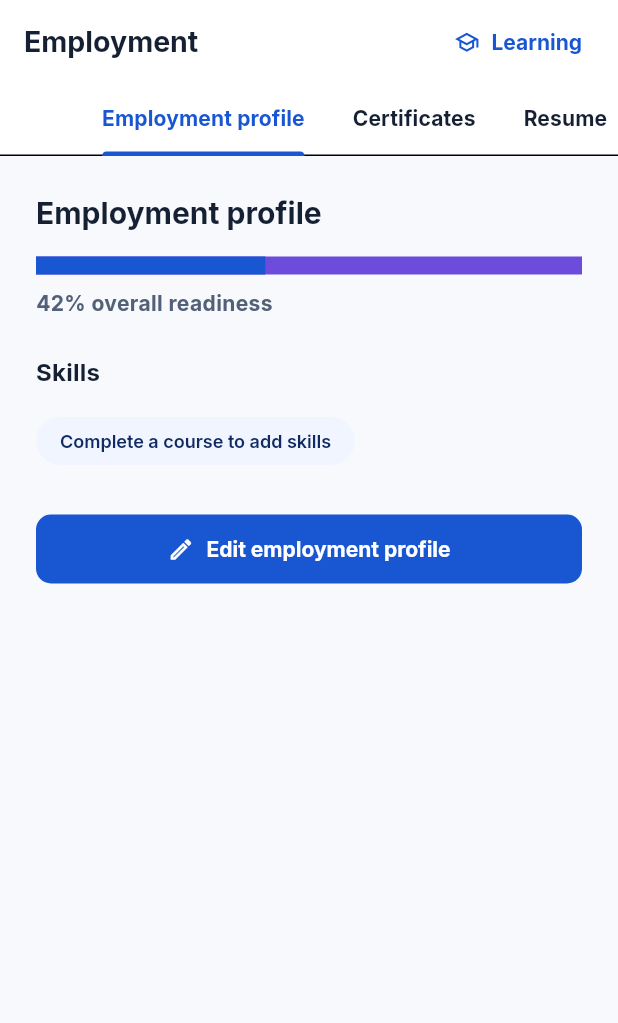
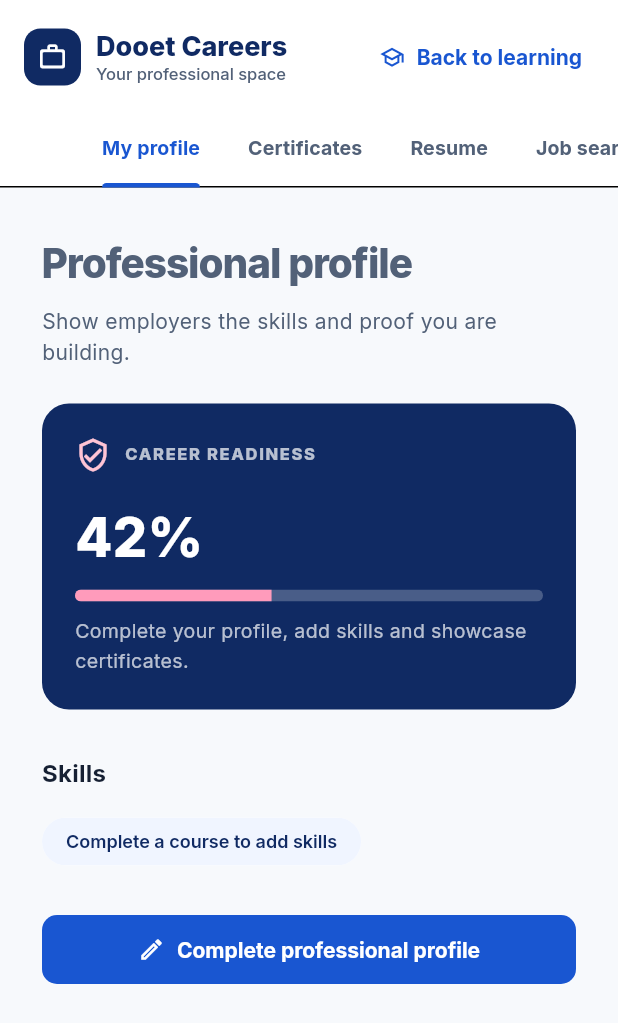
Before and after one commit to kartikpuranik18-glitch/doeet, a Flutter app: the CareerScreen screen opened by its route, on a phone screen of 412 x 824 dp. Shown: the top 1023 px of the screen. Run offline on Flutter 3.47's test engine with Material 3 defaults, Android fonts, the phone set to English and light mode, and no system bars; our stand-ins replace cloud_firestore, cloud_functions, firebase_auth, firebase_core, fl_chart, flutter_animate and 10 more; accounts and stored records are empty; statements that could not run were skipped.

Commit message:
feat: redesign Dooet learning and careers experience

```diff
--- a/lib/features/career/presentation/career_screen.dart
+++ b/lib/features/career/presentation/career_screen.dart
@@ -36,20 +36,33 @@ class _CareerScreenState extends ConsumerState<CareerScreen>
     return Scaffold(
       backgroundColor: AppColors.bg,
       appBar: AppBar(
-        title: const Text('Employment'),
+        toolbarHeight: 76,
+        title: const Row(mainAxisSize: MainAxisSize.min, children: [
+          _CareerMark(),
+          SizedBox(width: 10),
+          Column(crossAxisAlignment: CrossAxisAlignment.start, children: [
+            Text('Dooet Careers', style: TextStyle(fontSize: 18, fontWeight: FontWeight.w800, color: AppColors.primaryDark)),
+            Text('Your professional space', style: TextStyle(fontSize: 11, color: AppColors.textSecondary, fontWeight: FontWeight.w500)),
+          ]),
+        ]),
         actions: [
           TextButton.icon(
             onPressed: () => context.go('/learn'),
             icon: const Icon(Icons.school_outlined, size: 17),
-            label: const Text('Learning'),
+            label: const Text('Back to learning'),
           ),
           const SizedBox(width: 8),
         ],
         bottom: TabBar(
           controller: _tabs,
           isScrollable: true,
+          labelColor: AppColors.primary,
+          unselectedLabelColor: AppColors.textSecondary,
+          indicatorColor: AppColors.primary,
+          indicatorWeight: 3,
+          labelStyle: const TextStyle(fontSize: 13, fontWeight: FontWeight.w700),
           tabs: const [
-            Tab(text: 'Employment profile'),
+            Tab(text: 'My profile'),
             Tab(text: 'Certificates'),
             Tab(text: 'Resume'),
             Tab(text: 'Job search'),
@@ -73,6 +86,21 @@ class _CareerScreenState extends ConsumerState<CareerScreen>
   }
 }
 
+class _CareerMark extends StatelessWidget {
+  const _CareerMark();
+
+  @override
+  Widget build(BuildContext context) => Container(
+        width: 38,
+        height: 38,
+        decoration: BoxDecoration(
+          color: AppColors.primaryDark,
+          borderRadius: BorderRadius.circular(11),
+        ),
+        child: const Icon(Icons.work_outline_rounded, color: Colors.white, size: 20),
+      );
+}
+
 class _CareerOverview extends StatelessWidget {
   const _CareerOverview({required this.uid});
   final String uid;
@@ -92,20 +120,26 @@ class _CareerOverview extends StatelessWidget {
         final readiness = (data['readinessScore'] as num?)?.toInt() ?? 42;
         final skills = List<String>.from(data['skills'] ?? const <String>[]);
         return ListView(
-          padding: const EdgeInsets.all(24),
+          padding: const EdgeInsets.fromLTRB(28, 30, 28, 48),
           children: [
-            Text('Employment profile',
-                style: Theme.of(context).textTheme.headlineSmall),
-            const SizedBox(height: 16),
-            LinearProgressIndicator(
-              value: readiness / 100,
-              minHeight: 12,
-              color: AppColors.primary,
+            const Text('Professional profile', style: TextStyle(fontSize: 27, fontWeight: FontWeight.w800, letterSpacing: -.7)),
+            const SizedBox(height: 7),
+            const Text('Show employers the skills and proof you are building.', style: TextStyle(color: AppColors.textSecondary)),
+            const SizedBox(height: 24),
+            Container(
+              padding: const EdgeInsets.all(22),
+              decoration: BoxDecoration(color: AppColors.primaryDark, borderRadius: BorderRadius.circular(18)),
+              child: Column(crossAxisAlignment: CrossAxisAlignment.start, children: [
+                const Row(children: [Icon(Icons.verified_user_outlined, color: Color(0xFFFFC4D5)), SizedBox(width: 9), Text('CAREER READINESS', style: TextStyle(color: Colors.white70, fontSize: 11, fontWeight: FontWeight.w800, letterSpacing: 1.1))]),
+                const SizedBox(height: 16),
+                Text('$readiness%', style: const TextStyle(color: Colors.white, fontSize: 36, fontWeight: FontWeight.w800)),
+                const SizedBox(height: 8),
+                ClipRRect(borderRadius: BorderRadius.circular(10), child: LinearProgressIndicator(value: readiness / 100, minHeight: 8, backgroundColor: Colors.white24, color: const Color(0xFFFF9BBB))),
+                const SizedBox(height: 10),
+                const Text('Complete your profile, add skills and showcase certificates.', style: TextStyle(color: Colors.white70, fontSize: 13)),
+              ]),
             ),
-            const SizedBox(height: 8),
-            Text('$readiness% overall readiness',
-                style: const TextStyle(fontWeight: FontWeight.w700)),
-            const SizedBox(height: 24),
+            const SizedBox(height: 30),
             Text('Skills', style: Theme.of(context).textTheme.titleMedium),
             const SizedBox(height: 10),
             Wrap(
@@ -119,7 +153,7 @@ class _CareerOverview extends StatelessWidget {
             FilledButton.icon(
               onPressed: () => _saveCareerProfile(context, uid),
               icon: const Icon(Icons.edit_outlined),
-              label: const Text('Edit employment profile'),
+              label: const Text('Complete professional profile'),
             ),
           ],
         );
```
